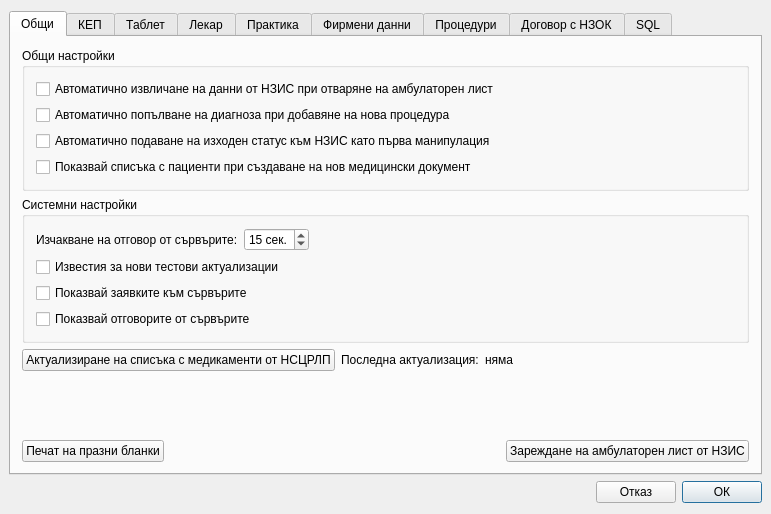
The window that src/View/Widgets/SettingsDialog.ui (thefinalcutbg/DinoDent) describes before a commit, drawn with Qt 5.
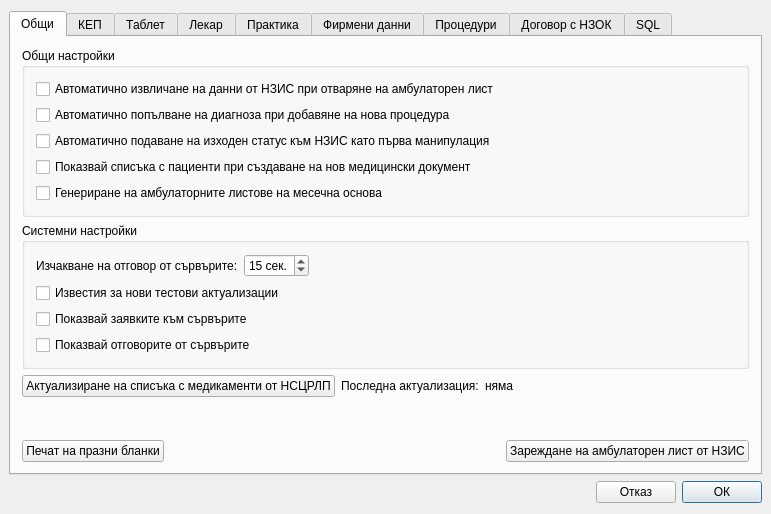
The same window after the commit. The open tabs and pages were chosen to show the change. Custom widgets are drawn as their Qt base class.

Commit message: daily amb sheets for non-nhif contractors made optional

Diff of the .ui file:
```diff
--- a/src/View/Widgets/SettingsDialog.ui
+++ b/src/View/Widgets/SettingsDialog.ui
@@ -78,6 +78,13 @@
               </property>
              </widget>
             </item>
+            <item>
+             <widget class="QCheckBox" name="monthlySheets">
+              <property name="text">
+               <string>Генериране на амбулаторните листове на месечна основа</string>
+              </property>
+             </widget>
+            </item>
            </layout>
           </widget>
          </item>
```
Left out of the diff: 2 changed lines with no effect on the pictures. The commit also changes 9 other files.
